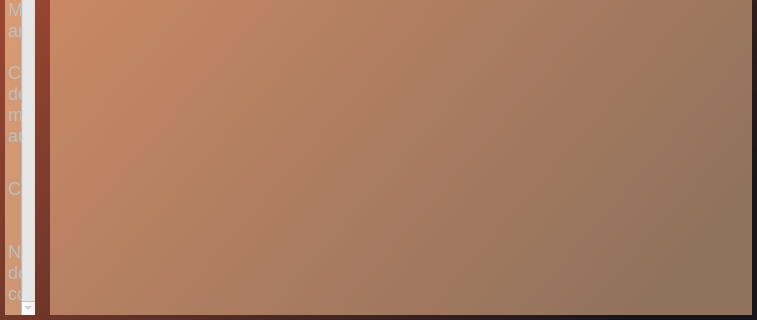
Before: the Qt Designer form ui/ui_mainwindow.ui in Bruno-Heit/Surviving-Mars-map-seeker, drawn with Qt 5; both pictures show x 0 to 757 and y 230 to 550 of the 757 by 550 pixel window.
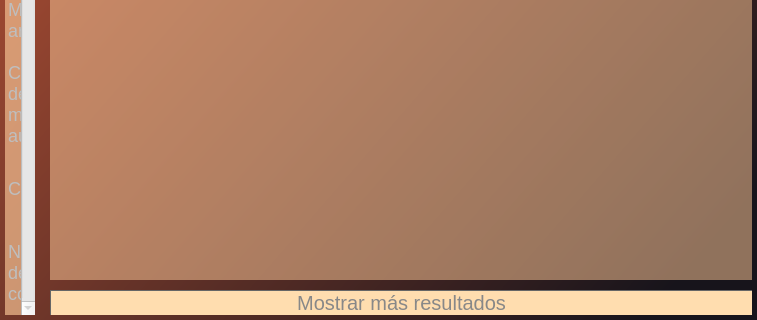
After: the same form once the commit is applied.

```diff
--- a/ui/ui_mainwindow.ui
+++ b/ui/ui_mainwindow.ui
@@ -50,6 +50,11 @@
 	border-left: 1px inset;
 	border-color: rgb(126, 57, 39);
 }
+QPushButton:!enabled {
+	border-color: #444;
+	background-color: rgba(255, 221, 175, 1);
+	color: #888;
+}
 
 
 QTableView {
@@ -580,6 +585,16 @@
          </column>
         </widget>
        </item>
+       <item>
+        <widget class="QPushButton" name="btn_show_more">
+         <property name="enabled">
+          <bool>false</bool>
+         </property>
+         <property name="text">
+          <string>Mostrar más resultados</string>
+         </property>
+        </widget>
+       </item>
       </layout>
      </widget>
     </item>
```
